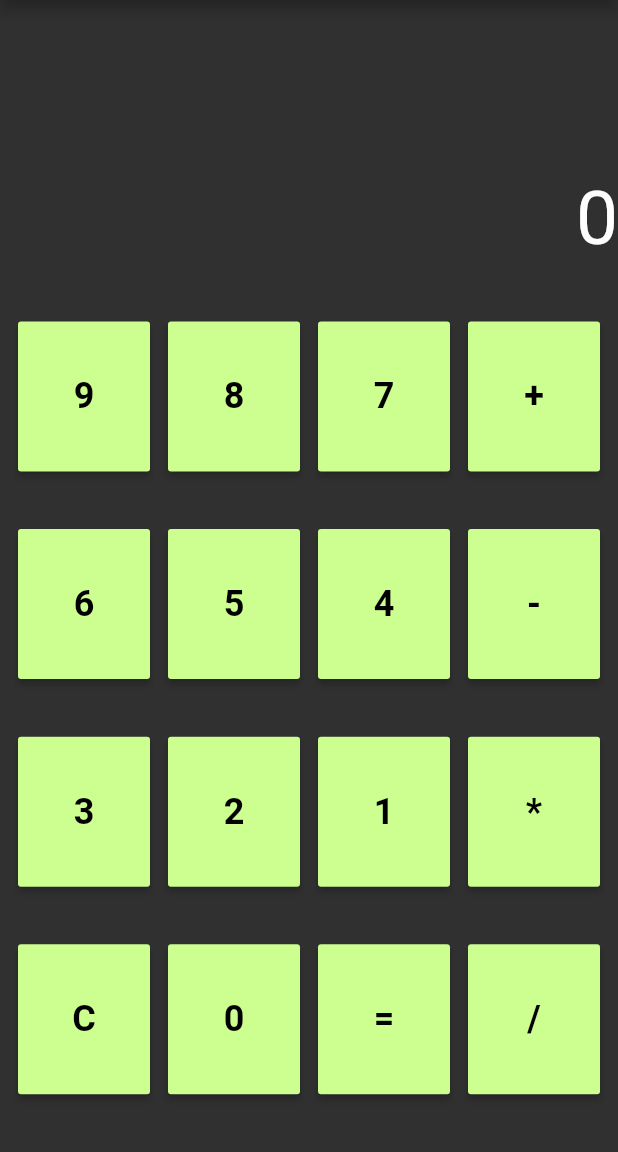
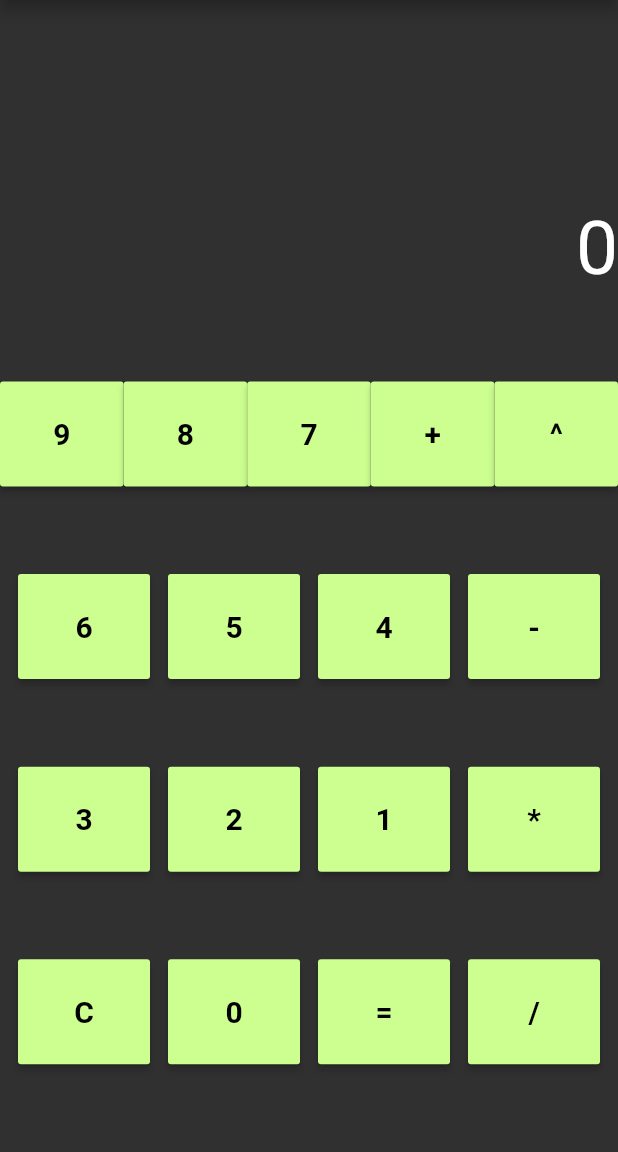
Before and after one commit to dCode0/flutter_app_calc, a Flutter app: the screen it shows after launch, on a phone screen of 412 x 824 dp, the part 84-1236 px from its top. Run offline on Flutter 3.47's test engine with Material 2 defaults, Android fonts, the phone set to English and light mode, and no system bars; our stand-ins replace shared_preferences.

```diff
--- a/lib/home_page.dart
+++ b/lib/home_page.dart
@@ -1,4 +1,6 @@
 import 'package:flutter/material.dart';
+import 'package:task_flutter_app/conversionLogic.dart';
+import 'dart:math';
 
 class HomePage extends StatefulWidget{
   @override
@@ -66,6 +68,20 @@ class HomePageState extends State<HomePage>{
       num1 = '0';
     });
   }
+
+  void _power(){
+    setState(() {
+      oper= '^';
+      if(flag==0){
+        num2 = num1;
+      }
+      else{
+        num2 = ansStr;
+      }
+      num1 = '0';
+    });
+  }
+
   void _one(){
     setState(() {
       num1+="1";
@@ -183,12 +199,13 @@ class HomePageState extends State<HomePage>{
               ),
             ),
             Row(
-              mainAxisAlignment: MainAxisAlignment.spaceEvenly,
-              children: <Widget>[
-                _button("9", _nine),
-                _button("8", _eight),
-                _button("7", _seven),
-                _button("+", _add)
+              crossAxisAlignment: CrossAxisAlignment.center,
+              children: [
+                Expanded(child: _button("9", _nine)),
+                Expanded(child: _button("8", _eight)),
+                Expanded(child: _button("7", _seven)),
+                Expanded(child: _button("+", _add)),
+                Expanded(child: _nextPage("^", _power))
               ],
             ),
             Row(
@@ -226,12 +243,28 @@ class HomePageState extends State<HomePage>{
 
   Widget _button (String number, Function() f){
     return MaterialButton(
-      height: 100.0,
+      height: 70.0,
       child: Text(number,
-          style:  TextStyle(fontWeight: FontWeight.bold, fontSize: 24.0)),
+          style:  TextStyle(fontWeight: FontWeight.bold, fontSize: 20.0)),
       textColor: Colors.black,
       color: Colors.lightGreenAccent[100],
       onPressed: f,
     );
   }
+
+  Widget _nextPage (String number, Function() e){
+    return MaterialButton(
+      height: 70.0,
+      child: Text(number,
+          style:  TextStyle(fontWeight: FontWeight.bold, fontSize: 20.0)),
+      textColor: Colors.black,
+      color: Colors.lightGreenAccent[100],
+      onPressed: () {
+      Navigator.push(
+        context,
+        MaterialPageRoute(builder: (_nextPage) => ConvertScreen()),
+      );
+    },
+    );
+  }
 }
--- a/pubspec.yaml
+++ b/pubspec.yaml
@@ -23,7 +23,8 @@ environment:
 dependencies:
   flutter:
     sdk: flutter
-
+  input_calculator: ^1.1.0+5
+  shared_preferences: ^2.0.3
 
   # The following adds the Cupertino Icons font to your application.
   # Use with the CupertinoIcons class for iOS style icons.
```
Also changed, not shown: lib/conversionLogic.dart (added, +64 -0 lines), lib/main.dart (+2 -120 lines), lib/persistHistory.dart (added, +38 -0 lines), pubspec.lock, 1 other file.
